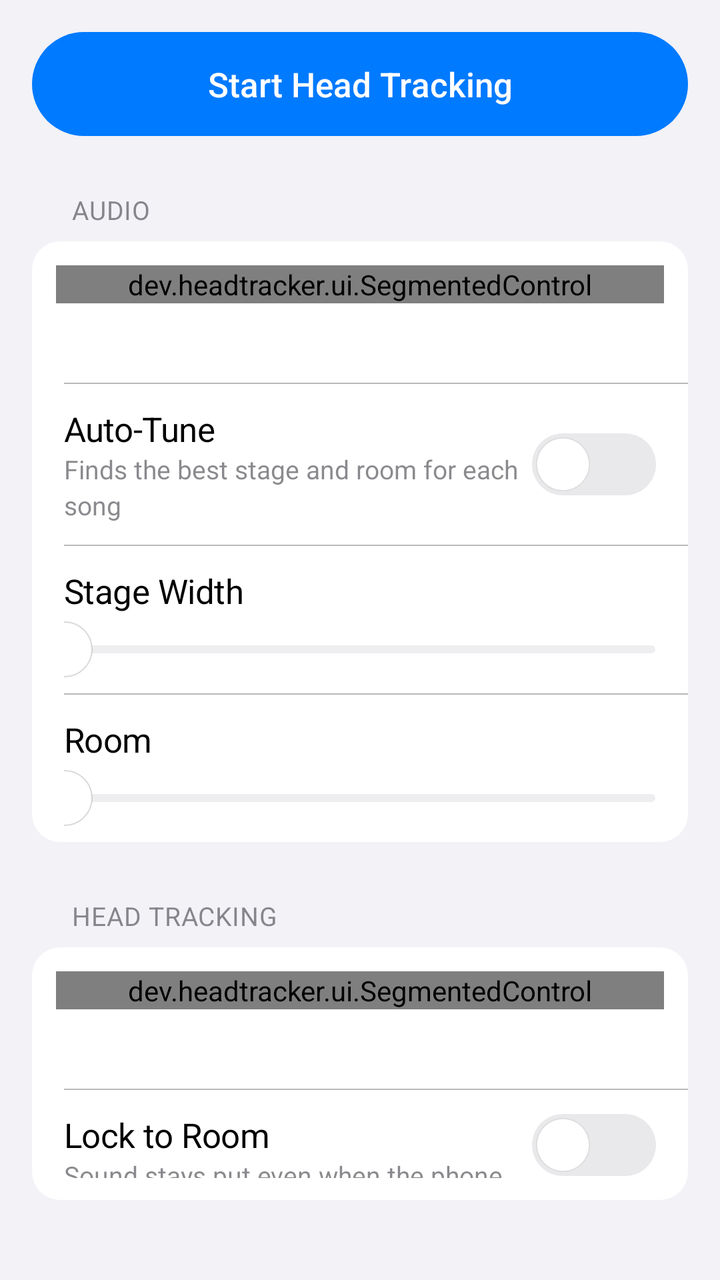
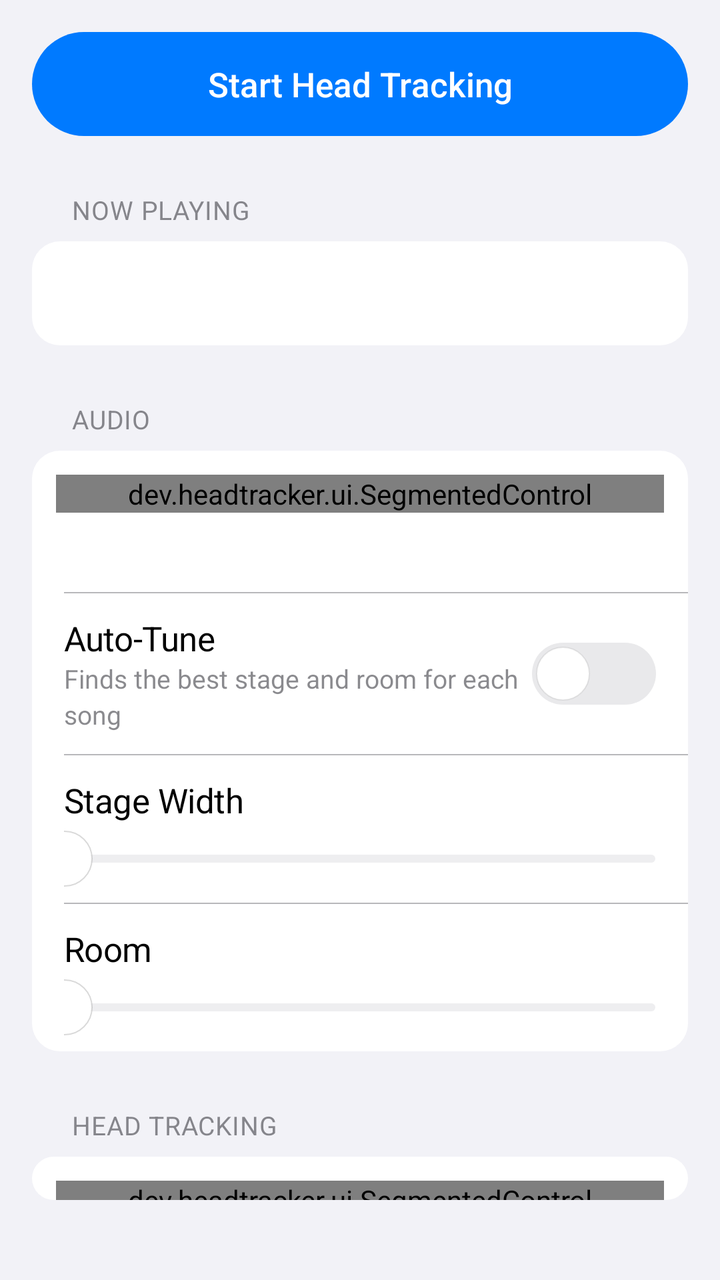

Screens rendered from an Android XML layout before and after an edit, with the pre-edit source and the edit as a unified diff.
<!-- AndroidManifest.xml: application theme AppTheme -->
<!-- res/layout/controls.xml -->
<?xml version="1.0" encoding="utf-8"?>
<LinearLayout xmlns:android="http://schemas.android.com/apk/res/android"
    android:id="@+id/controls"
    android:layout_width="match_parent"
    android:layout_height="wrap_content"
    android:orientation="vertical"
    android:paddingTop="16dp"
    android:paddingBottom="40dp">

    <TextView
        android:id="@+id/toggle"
        android:layout_width="match_parent"
        android:layout_height="52dp"
        android:layout_marginStart="16dp"
        android:layout_marginEnd="16dp"
        android:background="@drawable/pill_primary"
        android:gravity="center"
        android:fontFamily="sans-serif-medium"
        android:textColor="#FFFFFF"
        android:textSize="17sp"
        android:focusable="true"
        android:clickable="true"
        android:text="@string/start" />

    <TextView
        android:id="@+id/enable_immersive"
        android:layout_width="match_parent"
        android:layout_height="44dp"
        android:layout_marginStart="16dp"
        android:layout_marginEnd="16dp"
        android:layout_marginTop="10dp"
        android:background="@drawable/pill_secondary"
        android:gravity="center"
        android:fontFamily="sans-serif-medium"
        android:textColor="@color/accent"
        android:textSize="15sp"
        android:focusable="true"
        android:clickable="true"
        android:visibility="gone"
        android:text="@string/enable_immersive" />

    
    <TextView style="@style/SectionHeader" android:text="@string/sec_audio" android:accessibilityHeading="true" />
    <LinearLayout style="@style/Card">
        <dev.headtracker.ui.SegmentedControl
            android:id="@+id/audio_mode"
            android:layout_width="match_parent"
            android:layout_height="wrap_content"
            android:layout_marginStart="12dp"
            android:layout_marginEnd="12dp"
            android:layout_marginTop="12dp" />
        <TextView
            android:id="@+id/audio_caption"
            style="@style/T.Footnote"
            android:layout_width="match_parent"
            android:layout_height="wrap_content"
            android:paddingStart="16dp"
            android:paddingEnd="16dp"
            android:paddingTop="10dp"
            android:paddingBottom="12dp" />
        <View style="@style/Divider" />
        <LinearLayout android:id="@+id/auto_row" style="@style/Row">
            <LinearLayout android:layout_width="0dp" android:layout_height="wrap_content" android:layout_weight="1" android:orientation="vertical">
                <TextView style="@style/T.Body" android:layout_width="wrap_content" android:layout_height="wrap_content" android:text="@string/auto_tune" />
                <TextView style="@style/T.Subhead" android:layout_width="wrap_content" android:layout_height="wrap_content" android:text="@string/auto_tune_sub" />
            </LinearLayout>
            <Switch android:id="@+id/auto_tune" style="@style/Toggle" />
        </LinearLayout>
        <View style="@style/Divider" />
        <LinearLayout android:id="@+id/width_row" style="@style/Row" android:orientation="vertical" android:paddingBottom="4dp">
            <LinearLayout android:layout_width="match_parent" android:layout_height="wrap_content" android:orientation="horizontal">
                <TextView style="@style/T.Body" android:layout_width="0dp" android:layout_weight="1" android:layout_height="wrap_content" android:text="@string/width" />
                <TextView android:id="@+id/width_value" style="@style/T.Value" android:layout_width="wrap_content" android:layout_height="wrap_content" />
            </LinearLayout>
            <SeekBar android:id="@+id/width" style="@style/Slider" android:layout_marginStart="-14dp" android:layout_marginEnd="-14dp" />
        </LinearLayout>
        <View style="@style/Divider" />
        <LinearLayout android:id="@+id/room_row" style="@style/Row" android:orientation="vertical" android:paddingBottom="4dp">
            <LinearLayout android:layout_width="match_parent" android:layout_height="wrap_content" android:orientation="horizontal">
                <TextView style="@style/T.Body" android:layout_width="0dp" android:layout_weight="1" android:layout_height="wrap_content" android:text="@string/room" />
                <TextView android:id="@+id/room_value" style="@style/T.Value" android:layout_width="wrap_content" android:layout_height="wrap_content" />
            </LinearLayout>
            <SeekBar android:id="@+id/room" style="@style/Slider" android:layout_marginStart="-14dp" android:layout_marginEnd="-14dp" />
        </LinearLayout>
    </LinearLayout>

    
    <TextView style="@style/SectionHeader" android:text="@string/sec_tracking" android:accessibilityHeading="true" />
    <LinearLayout style="@style/Card">
        <dev.headtracker.ui.SegmentedControl
            android:id="@+id/track_mode"
            android:layout_width="match_parent"
            android:layout_height="wrap_content"
            android:layout_marginStart="12dp"
            android:layout_marginEnd="12dp"
            android:layout_marginTop="12dp" />
        <TextView
            android:id="@+id/track_caption"
            style="@style/T.Footnote"
            android:layout_width="match_parent"
            android:layout_height="wrap_content"
            android:paddingStart="16dp"
            android:paddingEnd="16dp"
            android:paddingTop="10dp"
            android:paddingBottom="12dp" />
        <View style="@style/Divider" />
        <LinearLayout style="@style/Row">
            <LinearLayout android:layout_width="0dp" android:layout_height="wrap_content" android:layout_weight="1" android:orientation="vertical">
                <TextView style="@style/T.Body" android:layout_width="wrap_content" android:layout_height="wrap_content" android:text="@string/world" />
                <TextView style="@style/T.Subhead" android:layout_width="wrap_content" android:layout_height="wrap_content" android:text="@string/world_sub" />
            </LinearLayout>
            <Switch android:id="@+id/world" style="@style/Toggle" />
        </LinearLayout>
        <View style="@style/Divider" />
        <LinearLayout style="@style/Row">
            <LinearLayout android:layout_width="0dp" android:layout_height="wrap_content" android:layout_weight="1" android:orientation="vertical">
                <TextView style="@style/T.Body" android:layout_width="wrap_content" android:layout_height="wrap_content" android:text="@string/auto_recenter" />
                <TextView style="@style/T.Subhead" android:layout_width="wrap_content" android:layout_height="wrap_content" android:text="@string/auto_recenter_sub" />
            </LinearLayout>
            <Switch android:id="@+id/auto_recenter" style="@style/Toggle" />
        </LinearLayout>
    </LinearLayout>

    
    <TextView style="@style/SectionHeader" android:text="@string/sec_playing" android:accessibilityHeading="true" />
    <LinearLayout style="@style/Card">
        <TextView
            android:id="@+id/render"
            style="@style/T.Body"
            android:layout_width="match_parent"
            android:layout_height="wrap_content"
            android:minHeight="52dp"
            android:gravity="center_vertical"
            android:paddingStart="16dp"
            android:paddingEnd="16dp"
            android:paddingTop="12dp"
            android:paddingBottom="12dp" />
        <LinearLayout
            android:id="@+id/apps"
            android:layout_width="match_parent"
            android:layout_height="wrap_content"
            android:orientation="vertical" />
    </LinearLayout>

    
    <LinearLayout
        android:id="@+id/advanced_header"
        android:layout_width="match_parent"
        android:layout_height="wrap_content"
        android:layout_marginTop="28dp"
        android:layout_marginBottom="7dp"
        android:paddingStart="36dp"
        android:paddingEnd="36dp"
        android:minHeight="32dp"
        android:gravity="center_vertical"
        android:orientation="horizontal"
        android:focusable="true"
        android:clickable="true">
        <TextView
            android:layout_width="0dp"
            android:layout_height="wrap_content"
            android:layout_weight="1"
            android:textSize="13sp"
            android:letterSpacing="0.02"
            android:textAllCaps="true"
            android:textColor="@color/label2"
            android:text="@string/sec_advanced" />
        <ImageView
            android:id="@+id/advanced_chevron"
            android:layout_width="14dp"
            android:layout_height="14dp"
            android:src="@drawable/ic_chevron"
            android:importantForAccessibility="no" />
    </LinearLayout>
    <LinearLayout android:id="@+id/advanced_card" style="@style/Card" android:visibility="gone">
        <LinearLayout style="@style/Row" android:orientation="vertical" android:paddingBottom="4dp">
            <LinearLayout android:layout_width="match_parent" android:layout_height="wrap_content" android:orientation="horizontal">
                <TextView style="@style/T.Body" android:layout_width="0dp" android:layout_weight="1" android:layout_height="wrap_content" android:text="@string/smoothness" />
                <TextView android:id="@+id/smoothness_value" style="@style/T.Value" android:layout_width="wrap_content" android:layout_height="wrap_content" />
            </LinearLayout>
            <SeekBar android:id="@+id/smoothness" style="@style/Slider" android:layout_marginStart="-14dp" android:layout_marginEnd="-14dp" />
        </LinearLayout>
        <View style="@style/Divider" />
        <LinearLayout style="@style/Row" android:orientation="vertical" android:paddingBottom="4dp">
            <LinearLayout android:layout_width="match_parent" android:layout_height="wrap_content" android:orientation="horizontal">
                <TextView style="@style/T.Body" android:layout_width="0dp" android:layout_weight="1" android:layout_height="wrap_content" android:text="@string/strength" />
                <TextView android:id="@+id/strength_value" style="@style/T.Value" android:layout_width="wrap_content" android:layout_height="wrap_content" />
            </LinearLayout>
            <SeekBar android:id="@+id/strength" style="@style/Slider" android:layout_marginStart="-14dp" android:layout_marginEnd="-14dp" />
        </LinearLayout>
        <View style="@style/Divider" />
        <LinearLayout style="@style/Row">
            <TextView style="@style/T.Body" android:layout_width="0dp" android:layout_weight="1" android:layout_height="wrap_content" android:text="@string/invert" />
            <Switch android:id="@+id/invert" style="@style/Toggle" />
        </LinearLayout>
        <View style="@style/Divider" />
        <LinearLayout style="@style/Row">
            <TextView style="@style/T.Body" android:layout_width="0dp" android:layout_weight="1" android:layout_height="wrap_content" android:text="@string/pause_screen_off" />
            <Switch android:id="@+id/pause_screen" style="@style/Toggle" />
        </LinearLayout>
    </LinearLayout>

    <TextView style="@style/SectionFooter" android:layout_marginTop="24dp" android:text="@string/help" />
</LinearLayout>
<!-- resources referenced by this layout -->
<resources>
  <color name="accent">#007AFF</color>
  <color name="label2">#993C3C43</color>
  <!-- drawable pill_primary (drawable) -->
  <shape xmlns:android="http://schemas.android.com/apk/res/android">
      <solid android:color="@color/accent" />
      <corners android:radius="100dp" />
  </shape>
  <!-- drawable pill_secondary (drawable) -->
  <shape xmlns:android="http://schemas.android.com/apk/res/android">
      <solid android:color="@color/fill" />
      <corners android:radius="100dp" />
  </shape>
  <string name="auto_recenter">Auto-Recenter</string>
  <string name="auto_recenter_sub">Scene slowly follows you to a new direction</string>
  <string name="auto_tune">Auto-Tune</string>
  <string name="auto_tune_sub">Finds the best stage and room for each song</string>
  <string name="enable_immersive">Allow Audio Capture for Immersive 3D</string>
  <string name="help">For the cleanest sound, turn off Dolby Atmos or other spatial effects in your phone\'s sound settings while Immersive 3D is on. When Android asks to share your screen, choose \"Entire screen\": only audio is used, and nothing is recorded or leaves your phone.\n\nHRTF data: MIT Media Lab KEMAR (Gardner &amp; Martin).</string>
  <string name="invert">Invert Direction</string>
  <string name="pause_screen_off">Pause Camera When Screen Is Off</string>
  <string name="room">Room</string>
  <string name="sec_advanced">Advanced</string>
  <string name="sec_audio">Audio</string>
  <string name="sec_playing">Now Playing</string>
  <string name="sec_tracking">Head Tracking</string>
  <string name="smoothness">Smoothness</string>
  <string name="start">Start Head Tracking</string>
  <string name="strength">Standard Mode Intensity</string>
  <string name="width">Stage Width</string>
  <string name="world">Lock to Room</string>
  <string name="world_sub">Sound stays put even when the phone moves</string>
  <style name="Divider">
          <item name="android:layout_width">match_parent</item>
          <item name="android:layout_height">0.5dp</item>
          <item name="android:layout_marginStart">16dp</item>
          <item name="android:background">@color/separator</item>
      </style>
  <style name="T.Body">
          <item name="android:textSize">17sp</item>
          <item name="android:letterSpacing">-0.01</item>
          <item name="android:textColor">@color/label</item>
      </style>
  <style name="T.Footnote">
          <item name="android:textSize">13sp</item>
          <item name="android:lineSpacingMultiplier">1.2</item>
          <item name="android:textColor">@color/label2</item>
      </style>
  <style name="T.Subhead">
          <item name="android:textSize">13sp</item>
          <item name="android:lineSpacingMultiplier">1.15</item>
          <item name="android:textColor">@color/label2</item>
      </style>
  <style name="T.Value">
          <item name="android:textSize">15sp</item>
          <item name="android:textColor">@color/label2</item>
          <item name="android:fontFeatureSettings">tnum</item>
      </style>
  <color name="label3">#4D3C3C43</color>
  <color name="fill">#1F767680</color>
  <!-- drawable card (drawable) -->
  <shape xmlns:android="http://schemas.android.com/apk/res/android">
      <solid android:color="@color/card" />
      <corners android:radius="14dp" />
  </shape>
  <color name="separator">#5C3C3C43</color>
  <!-- drawable slider_thumb (drawable) -->
  <shape xmlns:android="http://schemas.android.com/apk/res/android" android:shape="oval">
      <solid android:color="#FFFFFF" />
      <stroke android:width="0.5dp" android:color="#26000000" />
      <size android:width="28dp" android:height="28dp" />
  </shape>
  <color name="label">#000000</color>
  <color name="bg">#F2F2F7</color>
  <color name="card">#FFFFFF</color>
  <color name="thumb_stroke">#14000000</color>
  <color name="green">#34C759</color>
  <color name="switch_off">#E9E9EB</color>
  <!-- unchanged entries left out for length: 11 -->
</resources>

<!-- the commit's change to res/layout/controls.xml (unified diff, before → after) -->
@@ -40,88 +40,6 @@
         android:text="@string/enable_immersive" />
 
     
-    <TextView style="@style/SectionHeader" android:text="@string/sec_audio" android:accessibilityHeading="true" />
-    <LinearLayout style="@style/Card">
-        <dev.headtracker.ui.SegmentedControl
-            android:id="@+id/audio_mode"
-            android:layout_width="match_parent"
-            android:layout_height="wrap_content"
-            android:layout_marginStart="12dp"
-            android:layout_marginEnd="12dp"
-            android:layout_marginTop="12dp" />
-        <TextView
-            android:id="@+id/audio_caption"
-            style="@style/T.Footnote"
-            android:layout_width="match_parent"
-            android:layout_height="wrap_content"
-            android:paddingStart="16dp"
-            android:paddingEnd="16dp"
-            android:paddingTop="10dp"
-            android:paddingBottom="12dp" />
-        <View style="@style/Divider" />
-        <LinearLayout android:id="@+id/auto_row" style="@style/Row">
-            <LinearLayout android:layout_width="0dp" android:layout_height="wrap_content" android:layout_weight="1" android:orientation="vertical">
-                <TextView style="@style/T.Body" android:layout_width="wrap_content" android:layout_height="wrap_content" android:text="@string/auto_tune" />
-                <TextView style="@style/T.Subhead" android:layout_width="wrap_content" android:layout_height="wrap_content" android:text="@string/auto_tune_sub" />
-            </LinearLayout>
-            <Switch android:id="@+id/auto_tune" style="@style/Toggle" />
-        </LinearLayout>
-        <View style="@style/Divider" />
-        <LinearLayout android:id="@+id/width_row" style="@style/Row" android:orientation="vertical" android:paddingBottom="4dp">
-            <LinearLayout android:layout_width="match_parent" android:layout_height="wrap_content" android:orientation="horizontal">
-                <TextView style="@style/T.Body" android:layout_width="0dp" android:layout_weight="1" android:layout_height="wrap_content" android:text="@string/width" />
-                <TextView android:id="@+id/width_value" style="@style/T.Value" android:layout_width="wrap_content" android:layout_height="wrap_content" />
-            </LinearLayout>
-            <SeekBar android:id="@+id/width" style="@style/Slider" android:layout_marginStart="-14dp" android:layout_marginEnd="-14dp" />
-        </LinearLayout>
-        <View style="@style/Divider" />
-        <LinearLayout android:id="@+id/room_row" style="@style/Row" android:orientation="vertical" android:paddingBottom="4dp">
-            <LinearLayout android:layout_width="match_parent" android:layout_height="wrap_content" android:orientation="horizontal">
-                <TextView style="@style/T.Body" android:layout_width="0dp" android:layout_weight="1" android:layout_height="wrap_content" android:text="@string/room" />
-                <TextView android:id="@+id/room_value" style="@style/T.Value" android:layout_width="wrap_content" android:layout_height="wrap_content" />
-            </LinearLayout>
-            <SeekBar android:id="@+id/room" style="@style/Slider" android:layout_marginStart="-14dp" android:layout_marginEnd="-14dp" />
-        </LinearLayout>
-    </LinearLayout>
-
-    
-    <TextView style="@style/SectionHeader" android:text="@string/sec_tracking" android:accessibilityHeading="true" />
-    <LinearLayout style="@style/Card">
-        <dev.headtracker.ui.SegmentedControl
-            android:id="@+id/track_mode"
-            android:layout_width="match_parent"
-            android:layout_height="wrap_content"
-            android:layout_marginStart="12dp"
-            android:layout_marginEnd="12dp"
-            android:layout_marginTop="12dp" />
-        <TextView
-            android:id="@+id/track_caption"
-            style="@style/T.Footnote"
-            android:layout_width="match_parent"
-            android:layout_height="wrap_content"
-            android:paddingStart="16dp"
-            android:paddingEnd="16dp"
-            android:paddingTop="10dp"
-            android:paddingBottom="12dp" />
-        <View style="@style/Divider" />
-        <LinearLayout style="@style/Row">
-            <LinearLayout android:layout_width="0dp" android:layout_height="wrap_content" android:layout_weight="1" android:orientation="vertical">
-                <TextView style="@style/T.Body" android:layout_width="wrap_content" android:layout_height="wrap_content" android:text="@string/world" />
-                <TextView style="@style/T.Subhead" android:layout_width="wrap_content" android:layout_height="wrap_content" android:text="@string/world_sub" />
-            </LinearLayout>
-            <Switch android:id="@+id/world" style="@style/Toggle" />
-        </LinearLayout>
-        <View style="@style/Divider" />
-        <LinearLayout style="@style/Row">
-            <LinearLayout android:layout_width="0dp" android:layout_height="wrap_content" android:layout_weight="1" android:orientation="vertical">
-                <TextView style="@style/T.Body" android:layout_width="wrap_content" android:layout_height="wrap_content" android:text="@string/auto_recenter" />
-                <TextView style="@style/T.Subhead" android:layout_width="wrap_content" android:layout_height="wrap_content" android:text="@string/auto_recenter_sub" />
-            </LinearLayout>
-            <Switch android:id="@+id/auto_recenter" style="@style/Toggle" />
-        </LinearLayout>
-    </LinearLayout>
-
-    
     <TextView style="@style/SectionHeader" android:text="@string/sec_playing" android:accessibilityHeading="true" />
     <LinearLayout style="@style/Card">
         <TextView
@@ -140,6 +58,88 @@
             android:layout_width="match_parent"
             android:layout_height="wrap_content"
             android:orientation="vertical" />
+    </LinearLayout>
+
+    
+    <TextView style="@style/SectionHeader" android:text="@string/sec_audio" android:accessibilityHeading="true" />
+    <LinearLayout style="@style/Card">
+        <dev.headtracker.ui.SegmentedControl
+            android:id="@+id/audio_mode"
+            android:layout_width="match_parent"
+            android:layout_height="wrap_content"
+            android:layout_marginStart="12dp"
+            android:layout_marginEnd="12dp"
+            android:layout_marginTop="12dp" />
+        <TextView
+            android:id="@+id/audio_caption"
+            style="@style/T.Footnote"
+            android:layout_width="match_parent"
+            android:layout_height="wrap_content"
+            android:paddingStart="16dp"
+            android:paddingEnd="16dp"
+            android:paddingTop="10dp"
+            android:paddingBottom="12dp" />
+        <View style="@style/Divider" />
+        <LinearLayout android:id="@+id/auto_row" style="@style/Row">
+            <LinearLayout android:layout_width="0dp" android:layout_height="wrap_content" android:layout_weight="1" android:orientation="vertical">
+                <TextView style="@style/T.Body" android:layout_width="wrap_content" android:layout_height="wrap_content" android:text="@string/auto_tune" />
+                <TextView style="@style/T.Subhead" android:layout_width="wrap_content" android:layout_height="wrap_content" android:text="@string/auto_tune_sub" />
+            </LinearLayout>
+            <Switch android:id="@+id/auto_tune" style="@style/Toggle" />
+        </LinearLayout>
+        <View style="@style/Divider" />
+        <LinearLayout android:id="@+id/width_row" style="@style/Row" android:orientation="vertical" android:paddingBottom="4dp">
+            <LinearLayout android:layout_width="match_parent" android:layout_height="wrap_content" android:orientation="horizontal">
+                <TextView style="@style/T.Body" android:layout_width="0dp" android:layout_weight="1" android:layout_height="wrap_content" android:text="@string/width" />
+                <TextView android:id="@+id/width_value" style="@style/T.Value" android:layout_width="wrap_content" android:layout_height="wrap_content" />
+            </LinearLayout>
+            <SeekBar android:id="@+id/width" style="@style/Slider" android:layout_marginStart="-14dp" android:layout_marginEnd="-14dp" />
+        </LinearLayout>
+        <View style="@style/Divider" />
+        <LinearLayout android:id="@+id/room_row" style="@style/Row" android:orientation="vertical" android:paddingBottom="4dp">
+            <LinearLayout android:layout_width="match_parent" android:layout_height="wrap_content" android:orientation="horizontal">
+                <TextView style="@style/T.Body" android:layout_width="0dp" android:layout_weight="1" android:layout_height="wrap_content" android:text="@string/room" />
+                <TextView android:id="@+id/room_value" style="@style/T.Value" android:layout_width="wrap_content" android:layout_height="wrap_content" />
+            </LinearLayout>
+            <SeekBar android:id="@+id/room" style="@style/Slider" android:layout_marginStart="-14dp" android:layout_marginEnd="-14dp" />
+        </LinearLayout>
+    </LinearLayout>
+
+    
+    <TextView style="@style/SectionHeader" android:text="@string/sec_tracking" android:accessibilityHeading="true" />
+    <LinearLayout style="@style/Card">
+        <dev.headtracker.ui.SegmentedControl
+            android:id="@+id/track_mode"
+            android:layout_width="match_parent"
+            android:layout_height="wrap_content"
+            android:layout_marginStart="12dp"
+            android:layout_marginEnd="12dp"
+            android:layout_marginTop="12dp" />
+        <TextView
+            android:id="@+id/track_caption"
+            style="@style/T.Footnote"
+            android:layout_width="match_parent"
+            android:layout_height="wrap_content"
+            android:paddingStart="16dp"
+            android:paddingEnd="16dp"
+            android:paddingTop="10dp"
+            android:paddingBottom="12dp" />
+        <View style="@style/Divider" />
+        <LinearLayout style="@style/Row">
+            <LinearLayout android:layout_width="0dp" android:layout_height="wrap_content" android:layout_weight="1" android:orientation="vertical">
+                <TextView style="@style/T.Body" android:layout_width="wrap_content" android:layout_height="wrap_content" android:text="@string/world" />
+                <TextView style="@style/T.Subhead" android:layout_width="wrap_content" android:layout_height="wrap_content" android:text="@string/world_sub" />
+            </LinearLayout>
+            <Switch android:id="@+id/world" style="@style/Toggle" />
+        </LinearLayout>
+        <View style="@style/Divider" />
+        <LinearLayout style="@style/Row">
+            <LinearLayout android:layout_width="0dp" android:layout_height="wrap_content" android:layout_weight="1" android:orientation="vertical">
+                <TextView style="@style/T.Body" android:layout_width="wrap_content" android:layout_height="wrap_content" android:text="@string/auto_recenter" />
+                <TextView style="@style/T.Subhead" android:layout_width="wrap_content" android:layout_height="wrap_content" android:text="@string/auto_recenter_sub" />
+            </LinearLayout>
+            <Switch android:id="@+id/auto_recenter" style="@style/Toggle" />
+        </LinearLayout>
     </LinearLayout>
 
     
<!-- resource entries referenced after the edit -->
@@ -17,7 +17,7 @@
   <string name="auto_tune">Auto-Tune</string>
   <string name="auto_tune_sub">Finds the best stage and room for each song</string>
   <string name="enable_immersive">Allow Audio Capture for Immersive 3D</string>
-  <string name="help">For the cleanest sound, turn off Dolby Atmos or other spatial effects in your phone\'s sound settings while Immersive 3D is on. When Android asks to share your screen, choose \"Entire screen\": only audio is used, and nothing is recorded or leaves your phone.\n\nHRTF data: MIT Media Lab KEMAR (Gardner &amp; Martin).</string>
+  <string name="help">For the cleanest sound, turn off Dolby Atmos or other spatial effects in your phone\'s sound settings while Immersive 3D is on. When Android asks to share your screen, choose \"Entire screen\": only audio is used, and nothing is recorded or leaves your phone.\n\nHRTF data: MIT Media Lab KEMAR (Gardner &amp; Martin). Head model: \"Lee Perry-Smith\" scan by Infinite Realities, CC BY 3.0.</string>
   <string name="invert">Invert Direction</string>
   <string name="pause_screen_off">Pause Camera When Screen Is Off</string>
   <string name="room">Room</string>
